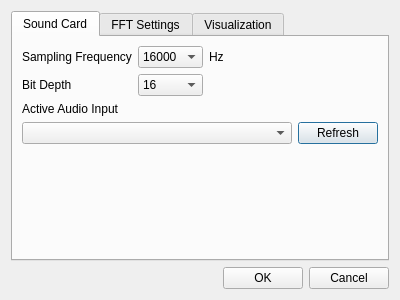
The window that src/dialogsettings.ui (mkhorram/audio-spectrum-visualizer) describes before a commit, drawn with Qt 5.
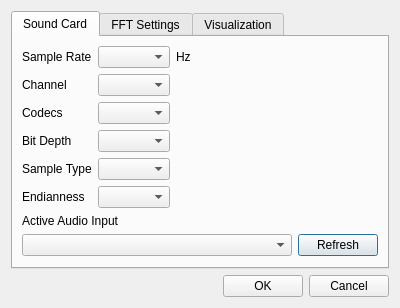
The same window after the commit. The open tabs and pages were chosen to show the change.

Diff of the .ui file:
```diff
--- a/src/dialogsettings.ui
+++ b/src/dialogsettings.ui
@@ -29,43 +29,11 @@
       <layout class="QVBoxLayout" name="verticalLayout">
        <item>
         <layout class="QGridLayout" name="gridLayout">
-         <item row="0" column="0">
-          <widget class="QLabel" name="label">
-           <property name="text">
-            <string>Sampling Frequency</string>
-           </property>
-          </widget>
+         <item row="3" column="1">
+          <widget class="QComboBox" name="cboBitDepth"/>
          </item>
-         <item row="0" column="1">
-          <widget class="QComboBox" name="cboSamplingFrequency">
-           <item>
-            <property name="text">
-             <string>16000</string>
-            </property>
-           </item>
-           <item>
-            <property name="text">
-             <string>44100</string>
-            </property>
-           </item>
-           <item>
-            <property name="text">
-             <string>48000</string>
-            </property>
-           </item>
-           <item>
-            <property name="text">
-             <string>96000</string>
-            </property>
-           </item>
-          </widget>
-         </item>
-         <item row="0" column="2">
-          <widget class="QLabel" name="label_4">
-           <property name="text">
-            <string>Hz</string>
-           </property>
-          </widget>
+         <item row="2" column="1">
+          <widget class="QComboBox" name="cboCodecs"/>
          </item>
          <item row="0" column="3">
           <spacer name="horizontalSpacer_2">
@@ -80,32 +48,67 @@
            </property>
           </spacer>
          </item>
-         <item row="1" column="0">
+         <item row="0" column="1">
+          <widget class="QComboBox" name="cboSampleRate"/>
+         </item>
+         <item row="0" column="2">
+          <widget class="QLabel" name="label_4">
+           <property name="text">
+            <string>Hz</string>
+           </property>
+          </widget>
+         </item>
+         <item row="3" column="0">
           <widget class="QLabel" name="label_2">
            <property name="text">
             <string>Bit Depth</string>
            </property>
           </widget>
          </item>
+         <item row="1" column="0">
+          <widget class="QLabel" name="label_11">
+           <property name="text">
+            <string>Channel</string>
+           </property>
+          </widget>
+         </item>
+         <item row="4" column="0">
+          <widget class="QLabel" name="label_13">
+           <property name="text">
+            <string>Sample Type</string>
+           </property>
+          </widget>
+         </item>
+         <item row="2" column="0">
+          <widget class="QLabel" name="label_12">
+           <property name="text">
+            <string>Codecs</string>
+           </property>
+          </widget>
+         </item>
          <item row="1" column="1">
-          <widget class="QComboBox" name="cboBitDepth">
-           <item>
-            <property name="text">
-             <string>16</string>
-            </property>
-           </item>
-           <item>
-            <property name="text">
-             <string>24</string>
-            </property>
-           </item>
-           <item>
-            <property name="text">
-             <string>32</string>
-            </property>
-           </item>
+          <widget class="QComboBox" name="cboChannel"/>
+         </item>
+         <item row="0" column="0">
+          <widget class="QLabel" name="label">
+           <property name="text">
+            <string>Sample Rate</string>
+           </property>
           </widget>
          </item>
+         <item row="4" column="1">
+          <widget class="QComboBox" name="cboSampleType"/>
+         </item>
+         <item row="5" column="0">
+          <widget class="QLabel" name="label_14">
+           <property name="text">
+            <string>Endianness</string>
+           </property>
+          </widget>
+         </item>
+         <item row="5" column="1">
+          <widget class="QComboBox" name="cboEndianness"/>
+         </item>
         </layout>
        </item>
        <item>
```
Left out of the diff: 4 changed lines with no effect on the pictures.
